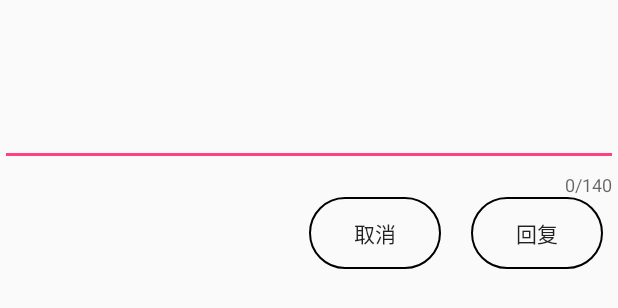
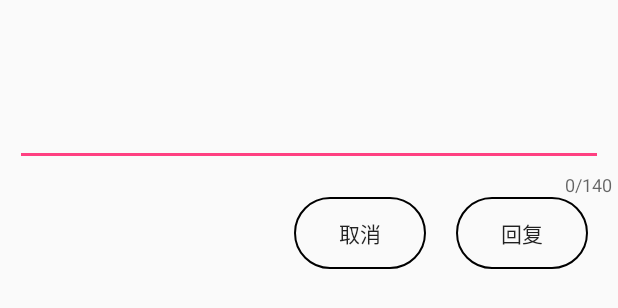
Before and after one commit to MoonMonsters/MicroBlog, an Android app: the layout item_comment_reply_dialog.xml on its own in the app's theme, with its tools: preview values and no code run, on a phone screen of 412 x 824 dp. Shown: the top 308 px of the screen. Run offline under Robolectric (Android 15) with nearby library versions, the phone set to English and light mode, and no system bars.

```diff
--- a/app/src/main/res/layout/item_comment_reply_dialog.xml
+++ b/app/src/main/res/layout/item_comment_reply_dialog.xml
@@ -16,6 +16,8 @@
             android:layout_width="match_parent"
             android:layout_height="100dp"
             android:gravity="start|top"
+            android:layout_marginStart="10dp"
+            android:layout_marginEnd="10dp"
             android:maxLength="140"
             android:maxLines="5" />
     </android.support.design.widget.TextInputLayout>
@@ -24,7 +26,9 @@
         android:layout_width="match_parent"
         android:layout_height="wrap_content"
         android:layout_marginBottom="5dp"
-        android:gravity="right"
+        android:gravity="end"
+        android:paddingStart="10dp"
+        android:paddingEnd="10dp"
         android:layout_marginEnd="10dp"
         android:orientation="horizontal">
 
```
